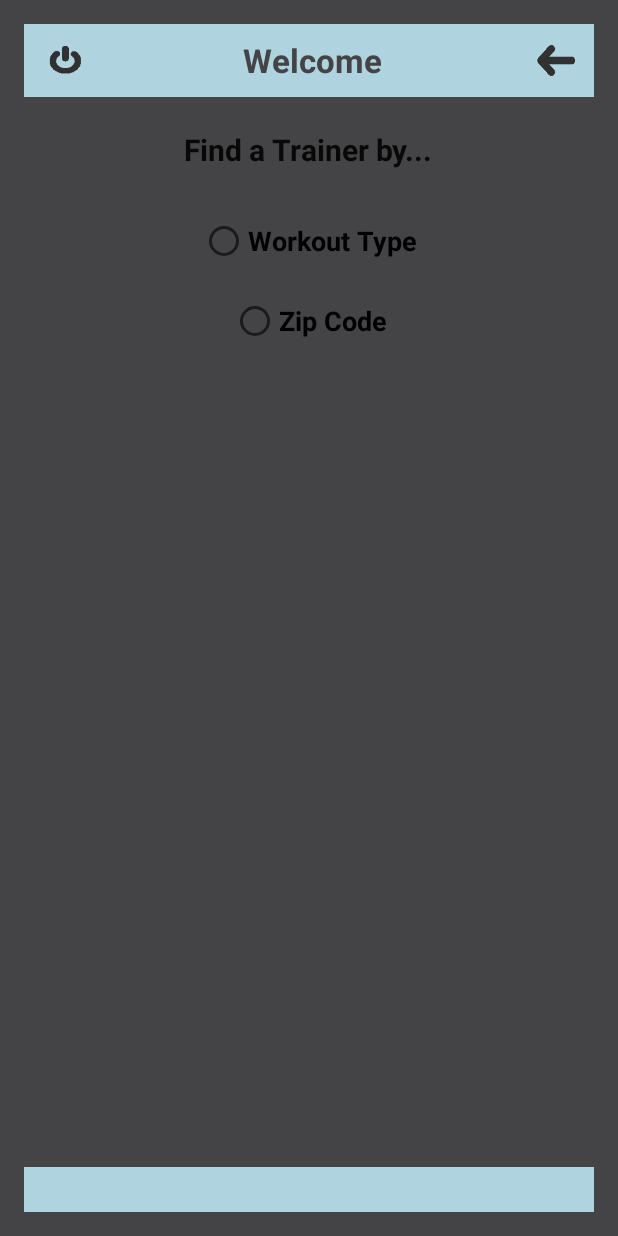
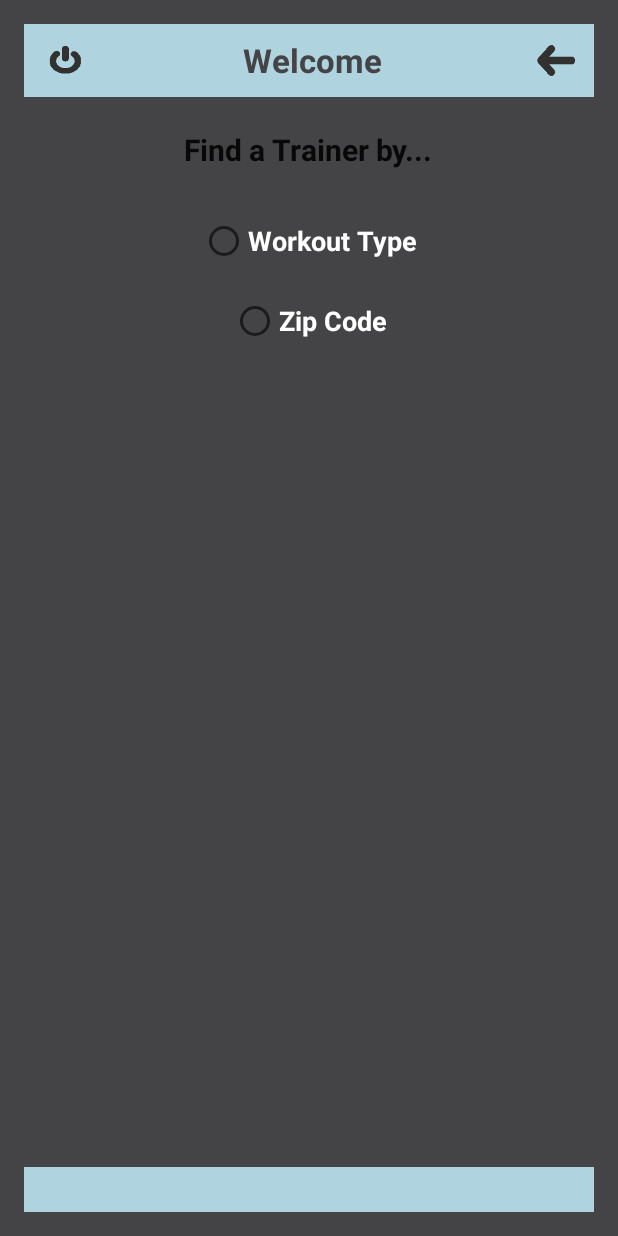
Before and after one commit to justinLujan716/TogetherFit, an Android app: the layout activity_find_trainer.xml on its own in the app's theme, with its tools: preview values and no code run, on a phone screen of 412 x 824 dp. Run offline under Robolectric (Android 15) with nearby library versions, the phone set to English and light mode, and no system bars.

```diff
--- a/app/src/main/res/layout/activity_find_trainer.xml
+++ b/app/src/main/res/layout/activity_find_trainer.xml
@@ -74,6 +74,7 @@
         android:text="Workout Type"
         android:layout_width="wrap_content"
         android:layout_height="wrap_content"
+        android:textColor="#ffffff"
         android:textSize="18sp"
         android:textStyle="normal|bold"
         android:id="@+id/WorkoutTypeRadio"
@@ -85,6 +86,7 @@
         android:text="Zip Code"
         android:textSize="18sp"
         android:textStyle="normal|bold"
+        android:textColor="#ffffff"
         android:layout_width="wrap_content"
         android:layout_height="wrap_content"
         android:id="@+id/ZipRadio"
@@ -96,6 +98,7 @@
         android:layout_width="wrap_content"
         android:layout_height="wrap_content"
         android:inputType="number"
+        android:textColor="#ffffff"
         android:ems="10"
         android:id="@+id/ZipInput"
         android:hint="Location/Zip Code"
```
Also changed, not shown: app/src/main/java/com/example/heem/togetherfit/FindTrainer.java (+31 -1 lines).
